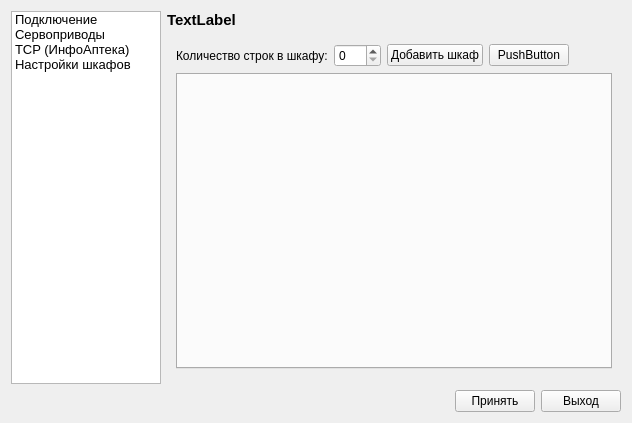
VladimirR46/PharmacyRobot, file settingswindow.ui: the form before one commit.
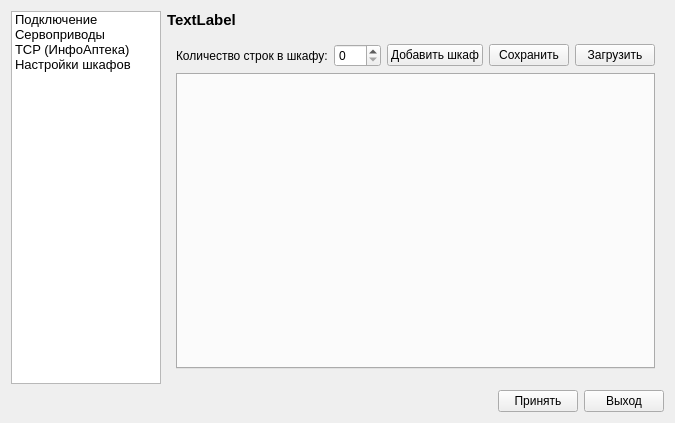
The form after the commit. Icons and pictures are not drawn.

```diff
--- a/settingswindow.ui
+++ b/settingswindow.ui
@@ -458,10 +458,17 @@
              </property>
             </widget>
            </item>
+           <item>
+            <widget class="QPushButton" name="pushButton_2">
+             <property name="text">
+              <string>Сохранить</string>
+             </property>
+            </widget>
+           </item>
            <item>
             <widget class="QPushButton" name="pushButton">
              <property name="text">
-              <string>PushButton</string>
+              <string>Загрузить</string>
              </property>
             </widget>
            </item>
```
Left out of the diff: 4 changed lines with no effect on the pictures.
